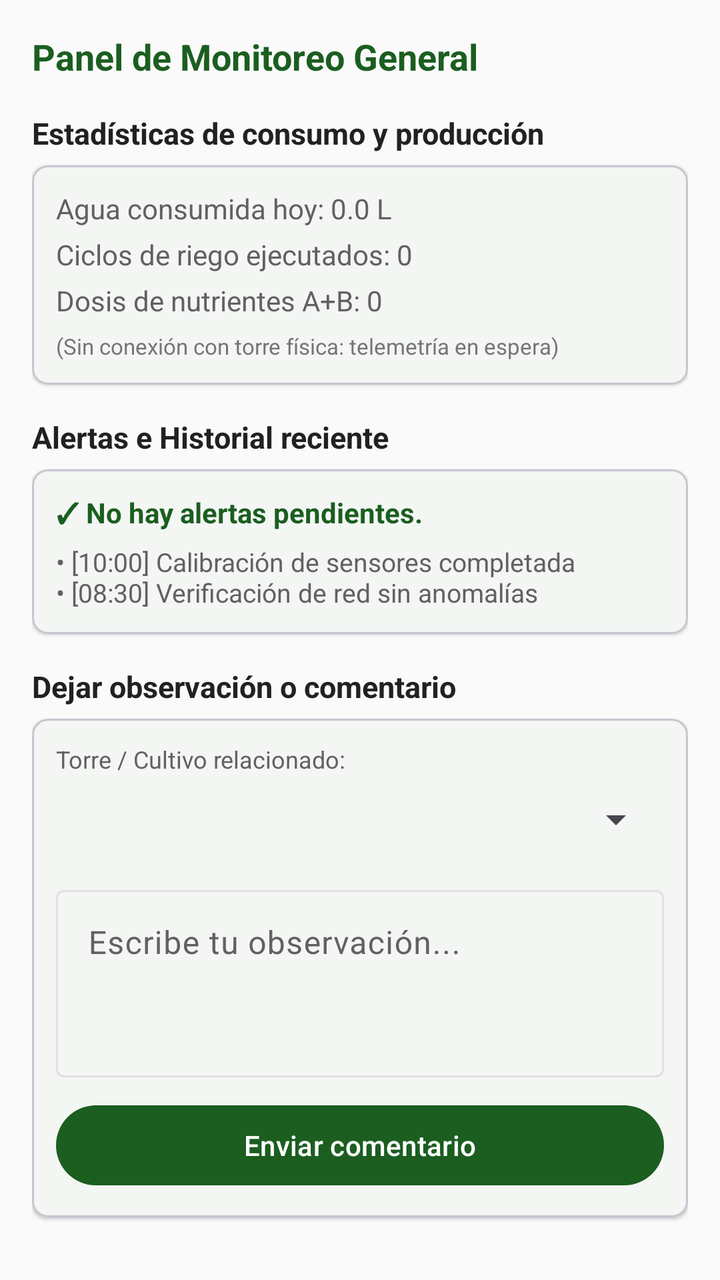
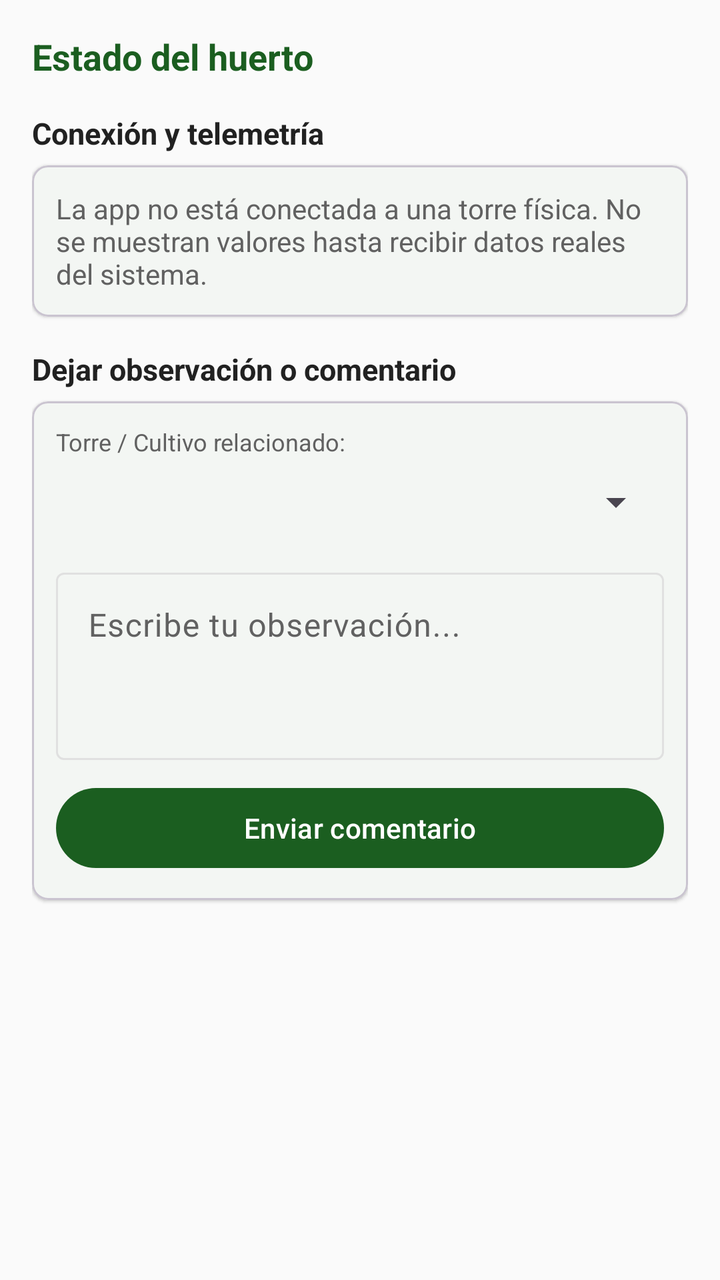

An Android layout rendered at two revisions. The XML below is the earlier revision; the diff shows what the commit changed to produce the second picture.
<!-- AndroidManifest.xml: application theme Theme.HidroSmart -->
<!-- res/layout/fragment_historial.xml -->
<?xml version="1.0" encoding="utf-8"?>
<ScrollView xmlns:android="http://schemas.android.com/apk/res/android"
    xmlns:app="http://schemas.android.com/apk/res-auto"
    android:layout_width="match_parent"
    android:layout_height="match_parent"
    android:background="@color/fondo_pantalla"
    android:fillViewport="true">

    <LinearLayout
        android:layout_width="match_parent"
        android:layout_height="wrap_content"
        android:orientation="vertical"
        android:padding="16dp">

        <TextView
            android:layout_width="wrap_content"
            android:layout_height="wrap_content"
            android:text="@string/historial_titulo"
            android:textColor="@color/verde_primario"
            android:textSize="18sp"
            android:textStyle="bold" />

        
        <TextView
            android:layout_width="wrap_content"
            android:layout_height="wrap_content"
            android:layout_marginTop="16dp"
            android:text="@string/historial_estadisticas"
            android:textColor="@color/texto_principal"
            android:textSize="15sp"
            android:textStyle="bold" />

        <com.google.android.material.card.MaterialCardView
            android:layout_width="match_parent"
            android:layout_height="wrap_content"
            android:layout_marginTop="6dp"
            app:cardCornerRadius="8dp"
            app:cardElevation="1dp">

            <LinearLayout
                android:layout_width="match_parent"
                android:layout_height="wrap_content"
                android:orientation="vertical"
                android:padding="12dp">

                <TextView
                    android:layout_width="wrap_content"
                    android:layout_height="wrap_content"
                    android:text="@string/historial_agua_consumida"
                    android:textColor="@color/texto_secundario"
                    android:textSize="14sp" />

                <TextView
                    android:layout_width="wrap_content"
                    android:layout_height="wrap_content"
                    android:layout_marginTop="4dp"
                    android:text="@string/historial_ciclos_riego"
                    android:textColor="@color/texto_secundario"
                    android:textSize="14sp" />

                <TextView
                    android:layout_width="wrap_content"
                    android:layout_height="wrap_content"
                    android:layout_marginTop="4dp"
                    android:text="@string/historial_dosis_nutrientes"
                    android:textColor="@color/texto_secundario"
                    android:textSize="14sp" />

                <TextView
                    android:layout_width="wrap_content"
                    android:layout_height="wrap_content"
                    android:layout_marginTop="6dp"
                    android:text="@string/historial_sin_conexion"
                    android:textColor="@color/texto_terciario"
                    android:textSize="11sp" />
            </LinearLayout>
        </com.google.android.material.card.MaterialCardView>

        
        <TextView
            android:layout_width="wrap_content"
            android:layout_height="wrap_content"
            android:layout_marginTop="16dp"
            android:text="@string/historial_alertas_recientes"
            android:textColor="@color/texto_principal"
            android:textSize="15sp"
            android:textStyle="bold" />

        <com.google.android.material.card.MaterialCardView
            android:layout_width="match_parent"
            android:layout_height="wrap_content"
            android:layout_marginTop="6dp"
            app:cardCornerRadius="8dp"
            app:cardElevation="1dp">

            <LinearLayout
                android:layout_width="match_parent"
                android:layout_height="wrap_content"
                android:orientation="vertical"
                android:padding="12dp">

                <TextView
                    android:layout_width="wrap_content"
                    android:layout_height="wrap_content"
                    android:text="@string/historial_sin_alertas"
                    android:textColor="@color/alerta_ok"
                    android:textStyle="bold" />

                <TextView
                    android:layout_width="wrap_content"
                    android:layout_height="wrap_content"
                    android:layout_marginTop="6dp"
                    android:text="@string/historial_eventos_demo"
                    android:textColor="@color/texto_secundario"
                    android:textSize="13sp" />
            </LinearLayout>
        </com.google.android.material.card.MaterialCardView>

        
        <TextView
            android:layout_width="wrap_content"
            android:layout_height="wrap_content"
            android:layout_marginTop="16dp"
            android:text="@string/historial_dejar_observacion"
            android:textColor="@color/texto_principal"
            android:textSize="15sp"
            android:textStyle="bold" />

        <com.google.android.material.card.MaterialCardView
            android:layout_width="match_parent"
            android:layout_height="wrap_content"
            android:layout_marginTop="6dp"
            app:cardCornerRadius="8dp"
            app:cardElevation="1dp">

            <LinearLayout
                android:layout_width="match_parent"
                android:layout_height="wrap_content"
                android:orientation="vertical"
                android:padding="12dp">

                <TextView
                    android:layout_width="wrap_content"
                    android:layout_height="wrap_content"
                    android:text="@string/historial_torre_relacionada"
                    android:textColor="@color/texto_secundario"
                    android:textSize="12sp" />

                <Spinner
                    android:id="@+id/spnTorreComentario"
                    android:layout_width="match_parent"
                    android:layout_height="44dp" />

                <com.google.android.material.textfield.TextInputLayout
                    android:layout_width="match_parent"
                    android:layout_height="wrap_content"
                    android:layout_marginTop="8dp"
                    android:hint="@string/historial_hint_observacion">

                    <com.google.android.material.textfield.TextInputEditText
                        android:id="@+id/etComentario"
                        android:layout_width="match_parent"
                        android:layout_height="wrap_content"
                        android:gravity="top"
                        android:lines="3" />
                </com.google.android.material.textfield.TextInputLayout>

                <Button
                    android:id="@+id/btnEnviarComentario"
                    android:layout_width="match_parent"
                    android:layout_height="wrap_content"
                    android:layout_marginTop="10dp"
                    android:text="@string/historial_enviar_comentario" />

                <TextView
                    android:id="@+id/tvUltimoComentario"
                    android:layout_width="match_parent"
                    android:layout_height="wrap_content"
                    android:layout_marginTop="8dp"
                    android:textColor="@color/texto_secundario"
                    android:textSize="12sp"
                    android:visibility="gone" />
            </LinearLayout>
        </com.google.android.material.card.MaterialCardView>

    </LinearLayout>
</ScrollView>
<!-- resources referenced by this layout -->
<resources>
  <color name="alerta_ok">#1B5E20</color>
  <color name="fondo_pantalla">#FAFAFA</color>
  <color name="texto_principal">#212121</color>
  <color name="texto_secundario">#616161</color>
  <color name="texto_terciario">#757575</color>
  <color name="verde_primario">#1B5E20</color>
  <string name="historial_agua_consumida">Agua consumida hoy: 0.0 L</string>
  <string name="historial_alertas_recientes">Alertas e Historial reciente</string>
  <string name="historial_ciclos_riego">Ciclos de riego ejecutados: 0</string>
  <string name="historial_dejar_observacion">Dejar observación o comentario</string>
  <string name="historial_dosis_nutrientes">Dosis de nutrientes A+B: 0</string>
  <string name="historial_enviar_comentario">Enviar comentario</string>
  <string name="historial_estadisticas">Estadísticas de consumo y producción</string>
  <string name="historial_eventos_demo">• [10:00] Calibración de sensores completada\n• [08:30] Verificación de red sin anomalías</string>
  <string name="historial_hint_observacion">Escribe tu observación...</string>
  <string name="historial_sin_alertas">✓ No hay alertas pendientes.</string>
  <string name="historial_sin_conexion">(Sin conexión con torre física: telemetría en espera)</string>
  <string name="historial_titulo">Panel de Monitoreo General</string>
  <string name="historial_torre_relacionada">Torre / Cultivo relacionado:</string>
  <style name="Theme.HidroSmart" parent="Base.Theme.HidroSmart" />
  <style name="Base.Theme.HidroSmart" parent="Theme.Material3.DayNight.NoActionBar">
          <item name="colorPrimary">@color/verde_primario</item>
          <item name="colorPrimaryVariant">@color/verde_primario_variante</item>
          <item name="colorOnPrimary">@color/white</item>
          <item name="colorSecondary">@color/verde_secundario</item>
          <item name="colorOnSecondary">@color/white</item>
          <item name="colorSurface">@color/superficie_tarjeta</item>
          <item name="colorOnSurface">@color/texto_principal</item>
          <item name="colorSurfaceVariant">@color/fondo_pantalla</item>
          <item name="colorOnSurfaceVariant">@color/texto_secundario</item>
          <item name="colorOutline">@color/divisor</item>
          <item name="colorError">@color/alerta_error</item>
          <item name="colorOnError">@color/white</item>
          <item name="android:statusBarColor">@color/verde_primario</item>
          <item name="android:windowLightStatusBar">false</item>
          <item name="android:navigationBarColor">@color/fondo_pantalla</item>
          <item name="android:windowLightNavigationBar">true</item>
          <item name="android:windowBackground">@color/fondo_pantalla</item>
      </style>
  <color name="verde_primario_variante">#003300</color>
  <color name="white">#FFFFFFFF</color>
  <color name="verde_secundario">#2E7D32</color>
  <color name="superficie_tarjeta">#FFFFFF</color>
  <color name="divisor">#E0E0E0</color>
  <color name="alerta_error">#B71C1C</color>
</resources>

<!-- the commit's change to res/layout/fragment_historial.xml (unified diff, before → after) -->
@@ -44,75 +44,12 @@
                 android:padding="12dp">
 
                 <TextView
+                    android:id="@+id/tvEstadoConexion"
                     android:layout_width="wrap_content"
                     android:layout_height="wrap_content"
-                    android:text="@string/historial_agua_consumida"
+                    android:text="@string/historial_sin_conexion"
                     android:textColor="@color/texto_secundario"
                     android:textSize="14sp" />
-
-                <TextView
-                    android:layout_width="wrap_content"
-                    android:layout_height="wrap_content"
-                    android:layout_marginTop="4dp"
-                    android:text="@string/historial_ciclos_riego"
-                    android:textColor="@color/texto_secundario"
-                    android:textSize="14sp" />
-
-                <TextView
-                    android:layout_width="wrap_content"
-                    android:layout_height="wrap_content"
-                    android:layout_marginTop="4dp"
-                    android:text="@string/historial_dosis_nutrientes"
-                    android:textColor="@color/texto_secundario"
-                    android:textSize="14sp" />
-
-                <TextView
-                    android:layout_width="wrap_content"
-                    android:layout_height="wrap_content"
-                    android:layout_marginTop="6dp"
-                    android:text="@string/historial_sin_conexion"
-                    android:textColor="@color/texto_terciario"
-                    android:textSize="11sp" />
-            </LinearLayout>
-        </com.google.android.material.card.MaterialCardView>
-
-        
-        <TextView
-            android:layout_width="wrap_content"
-            android:layout_height="wrap_content"
-            android:layout_marginTop="16dp"
-            android:text="@string/historial_alertas_recientes"
-            android:textColor="@color/texto_principal"
-            android:textSize="15sp"
-            android:textStyle="bold" />
-
-        <com.google.android.material.card.MaterialCardView
-            android:layout_width="match_parent"
-            android:layout_height="wrap_content"
-            android:layout_marginTop="6dp"
-            app:cardCornerRadius="8dp"
-            app:cardElevation="1dp">
-
-            <LinearLayout
-                android:layout_width="match_parent"
-                android:layout_height="wrap_content"
-                android:orientation="vertical"
-                android:padding="12dp">
-
-                <TextView
-                    android:layout_width="wrap_content"
-                    android:layout_height="wrap_content"
-                    android:text="@string/historial_sin_alertas"
-                    android:textColor="@color/alerta_ok"
-                    android:textStyle="bold" />
-
-                <TextView
-                    android:layout_width="wrap_content"
-                    android:layout_height="wrap_content"
-                    android:layout_marginTop="6dp"
-                    android:text="@string/historial_eventos_demo"
-                    android:textColor="@color/texto_secundario"
-                    android:textSize="13sp" />
             </LinearLayout>
         </com.google.android.material.card.MaterialCardView>
 
<!-- resource entries referenced after the edit -->
@@ -1,23 +1,15 @@
 <!-- resources referenced by this layout -->
 <resources>
-  <color name="alerta_ok">#1B5E20</color>
   <color name="fondo_pantalla">#FAFAFA</color>
   <color name="texto_principal">#212121</color>
   <color name="texto_secundario">#616161</color>
-  <color name="texto_terciario">#757575</color>
   <color name="verde_primario">#1B5E20</color>
-  <string name="historial_agua_consumida">Agua consumida hoy: 0.0 L</string>
-  <string name="historial_alertas_recientes">Alertas e Historial reciente</string>
-  <string name="historial_ciclos_riego">Ciclos de riego ejecutados: 0</string>
   <string name="historial_dejar_observacion">Dejar observación o comentario</string>
-  <string name="historial_dosis_nutrientes">Dosis de nutrientes A+B: 0</string>
   <string name="historial_enviar_comentario">Enviar comentario</string>
-  <string name="historial_estadisticas">Estadísticas de consumo y producción</string>
-  <string name="historial_eventos_demo">• [10:00] Calibración de sensores completada\n• [08:30] Verificación de red sin anomalías</string>
+  <string name="historial_estadisticas">Conexión y telemetría</string>
   <string name="historial_hint_observacion">Escribe tu observación...</string>
-  <string name="historial_sin_alertas">✓ No hay alertas pendientes.</string>
-  <string name="historial_sin_conexion">(Sin conexión con torre física: telemetría en espera)</string>
-  <string name="historial_titulo">Panel de Monitoreo General</string>
+  <string name="historial_sin_conexion">La app no está conectada a una torre física. No se muestran valores hasta recibir datos reales del sistema.</string>
+  <string name="historial_titulo">Estado del huerto</string>
   <string name="historial_torre_relacionada">Torre / Cultivo relacionado:</string>
   <style name="Theme.HidroSmart" parent="Base.Theme.HidroSmart" />
   <style name="Base.Theme.HidroSmart" parent="Theme.Material3.DayNight.NoActionBar">
